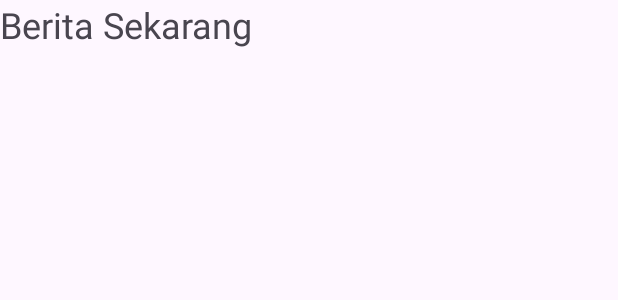
After one commit to arief2020/News-App-Kotlin, an Android app: the layout item_news.xml on its own in the app's theme, with its tools: preview values and no code run, on a phone screen of 412 x 824 dp. The commit adds this screen. Shown: the top 300 px of the screen. Run offline under Robolectric (Android 15) with nearby library versions, the phone set to English and light mode, and no system bars.

Commit message:
four commit

```diff
--- /dev/null
+++ b/app/src/main/res/layout/item_news.xml
@@ -0,0 +1,18 @@
+<?xml version="1.0" encoding="utf-8"?>
+<LinearLayout
+    xmlns:android="http://schemas.android.com/apk/res/android"
+    android:layout_width="match_parent"
+    android:layout_height="wrap_content"
+    android:orientation="vertical"
+    >
+    <TextView
+        android:layout_width="match_parent"
+        android:layout_height="wrap_content"
+        android:id="@+id/tvTitle"
+        android:paddingBottom="8dp"
+        android:textSize="24sp"
+        android:text="Berita Sekarang"
+        />
+
+
+</LinearLayout>
```
Also changed, not shown: app/src/main/java/com/example/newsapp/ui/main/MainActivity.kt (+31 -0 lines), app/src/main/java/com/example/newsapp/ui/main/NewsAdapter.kt (added, +44 -0 lines), app/src/main/res/layout/activity_main.xml (+8 -10 lines).
